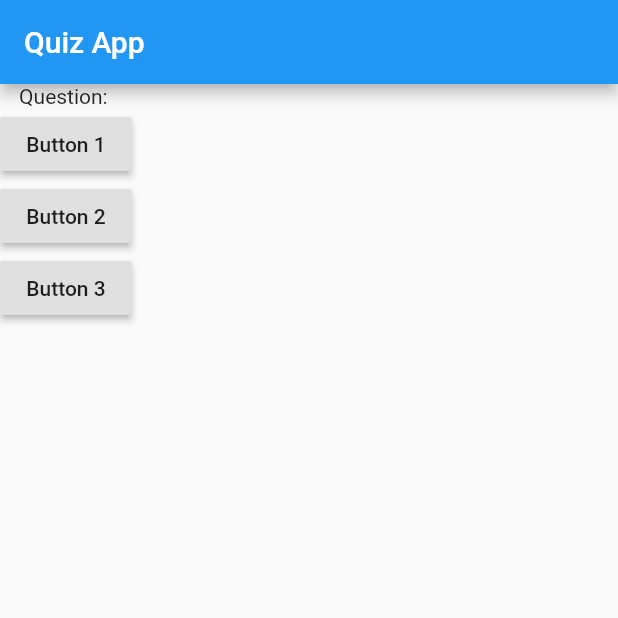
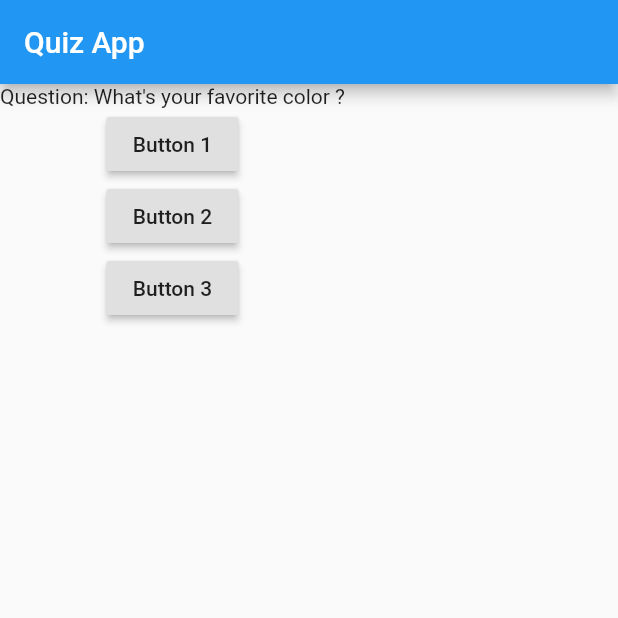
Before and after one commit to ashshekhar/first-flutter-app, a Flutter app: the screen it shows after launch, after a tap on "Button 1", on a phone screen of 412 x 824 dp, the top half of it. Run offline on Flutter 3.47's test engine with Material 2 defaults, Android fonts, the phone set to English and light mode, and no system bars.

Commit message:
Try changing state of question variable

```diff
--- a/lib/main.dart
+++ b/lib/main.dart
@@ -7,9 +7,17 @@ import 'package:flutter/material.dart';
 void main() => runApp(MyApp());
 
 class MyApp extends StatelessWidget {
+  var questionIndex = 0;
+
   void answerQuestion() {
-    print("Answer chosen!");
+    questionIndex += 1;
+    print(questionIndex);
   }
+
+  var questions = [
+    'What\'s your favorite color ?',
+    'What\'s your favorite sport ?',
+  ];
 
   @override
   Widget build(BuildContext context) {
@@ -20,7 +28,7 @@ class MyApp extends StatelessWidget {
       ),
       body: Column(
         children: [
-          Text("Question: "),
+          Text("Question: " + questions[questionIndex]),
           RaisedButton(
             child: Text("Button 1"),
             onPressed: answerQuestion,
```
